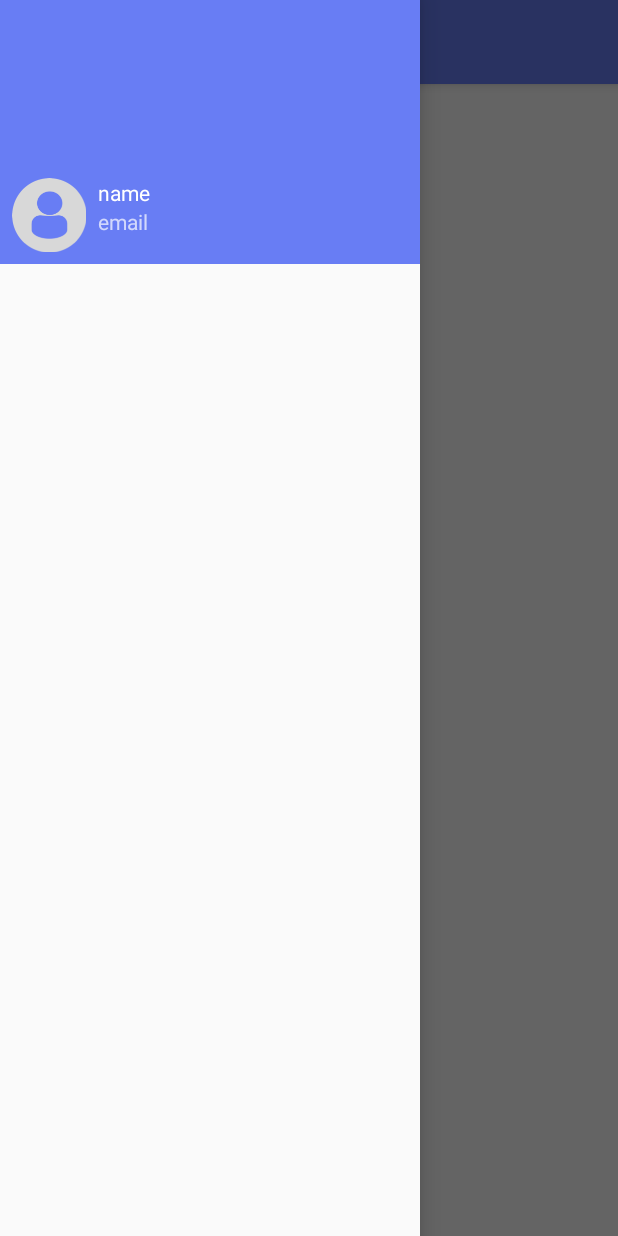
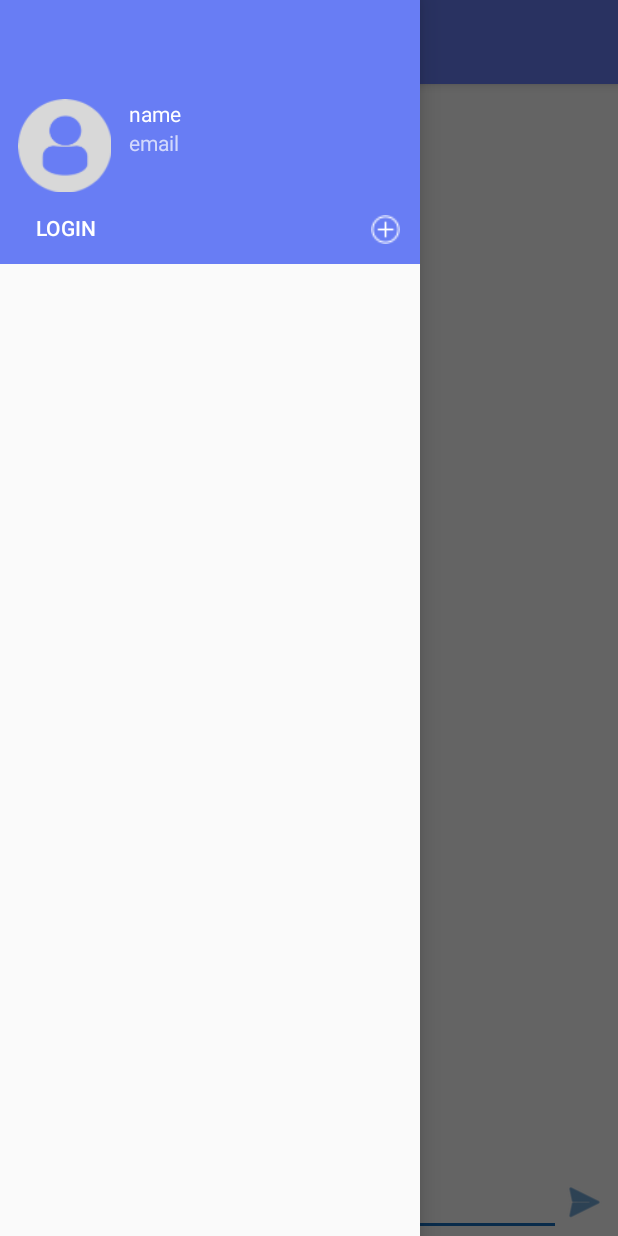
Before and after one commit to AlexChaplygin/Smack-Chat, an Android app: the screen it shows after launch (MainActivity), with the side drawer open, on a phone screen of 412 x 824 dp. Run offline under Robolectric (Android 15) with nearby library versions, the phone set to English and light mode, and no system bars; libraries missing offline, so code that uses them is left out: com.example.che.

Commit message:
Changes in header and content layouts

```diff
--- a/app/src/main/java/com/example/che/alex/smack/MainActivity.kt
+++ b/app/src/main/java/com/example/che/alex/smack/MainActivity.kt
@@ -8,6 +8,7 @@ import android.support.v7.app.ActionBarDrawerToggle
 import android.support.v7.app.AppCompatActivity
 import android.view.Menu
 import android.view.MenuItem
+import android.view.View
 import kotlinx.android.synthetic.main.activity_main.*
 import kotlinx.android.synthetic.main.app_bar_main.*
 
@@ -33,4 +34,15 @@ class MainActivity : AppCompatActivity() {
         }
     }
 
+    fun loginBtnHeaderClick(view: View) {
+
+    }
+
+    fun addChannelBtnClick(view: View) {
+
+    }
+
+    fun sendMessageBtnClick(view: View) {
+
+    }
 }
--- a/app/src/main/res/layout/content_main.xml
+++ b/app/src/main/res/layout/content_main.xml
@@ -9,12 +9,49 @@
     tools:showIn="@layout/app_bar_main">
 
     <TextView
-        android:layout_width="wrap_content"
+        android:id="@+id/mainChannelName"
+        android:layout_width="0dp"
         android:layout_height="wrap_content"
-        android:text="Hello World!"
-        app:layout_constraintBottom_toBottomOf="parent"
+        android:layout_marginTop="8dp"
+        android:text="Please Log In"
+        android:textAlignment="center"
         app:layout_constraintLeft_toLeftOf="parent"
         app:layout_constraintRight_toRightOf="parent"
         app:layout_constraintTop_toTopOf="parent" />
 
+    <EditText
+        android:id="@+id/messageTextField"
+        android:layout_width="0dp"
+        android:layout_height="wrap_content"
+        android:layout_marginStart="8dp"
+        android:ems="10"
+        android:hint="message:"
+        android:inputType="textMultiLine"
+        app:layout_constraintBottom_toBottomOf="parent"
+        app:layout_constraintEnd_toStartOf="@+id/sendMessageBtn"
+        app:layout_constraintStart_toStartOf="parent" />
+
+    <ImageButton
+        android:id="@+id/sendMessageBtn"
+        android:layout_width="30dp"
+        android:layout_height="30dp"
+        android:layout_marginBottom="8dp"
+        android:layout_marginEnd="8dp"
+        android:background="@android:color/transparent"
+        android:onClick="sendMessageBtnClick"
+        android:tint="@color/colorAccent"
+        app:layout_constraintBottom_toBottomOf="parent"
+        app:layout_constraintEnd_toEndOf="parent"
+        app:srcCompat="@android:drawable/ic_menu_send" />
+
+    <android.support.v7.widget.RecyclerView
+        android:id="@+id/messageListView"
+        android:layout_width="0dp"
+        android:layout_height="0dp"
+        android:layout_marginBottom="8dp"
+        app:layout_constraintBottom_toTopOf="@+id/messageTextField"
+        app:layout_constraintEnd_toEndOf="parent"
+        app:layout_constraintStart_toStartOf="parent"
+        app:layout_constraintTop_toBottomOf="@+id/mainChannelName" />
+
 </android.support.constraint.ConstraintLayout>
--- a/app/src/main/res/layout/nav_header_main.xml
+++ b/app/src/main/res/layout/nav_header_main.xml
@@ -11,35 +11,60 @@
     tools:layout_editor_absoluteY="81dp">
 
     <ImageView
-        android:id="@+id/imageView"
-        android:layout_width="wrap_content"
-        android:layout_height="wrap_content"
+        android:id="@+id/userImageHeader"
+        android:layout_width="70dp"
+        android:layout_height="70dp"
         android:layout_marginBottom="8dp"
         android:layout_marginStart="8dp"
         android:contentDescription="@string/nav_header_desc"
         android:paddingTop="@dimen/nav_header_vertical_spacing"
-        app:layout_constraintBottom_toBottomOf="parent"
+        app:layout_constraintBottom_toTopOf="@+id/loginButtonHeader"
         app:layout_constraintStart_toStartOf="parent"
         app:srcCompat="@drawable/profiledefault" />
 
     <TextView
-        android:id="@+id/textView2"
+        android:id="@+id/nameUserHeader"
         android:layout_width="wrap_content"
         android:layout_height="wrap_content"
         android:layout_marginStart="8dp"
         android:paddingTop="@dimen/nav_header_vertical_spacing"
         android:text="name"
         android:textAppearance="@style/TextAppearance.AppCompat.Body1"
-        app:layout_constraintStart_toEndOf="@+id/imageView"
-        app:layout_constraintTop_toTopOf="@+id/imageView" />
+        app:layout_constraintStart_toEndOf="@+id/userImageHeader"
+        app:layout_constraintTop_toTopOf="@+id/userImageHeader" />
 
     <TextView
-        android:id="@+id/textView"
+        android:id="@+id/emailTextHeader"
         android:layout_width="wrap_content"
         android:layout_height="wrap_content"
         android:layout_marginStart="8dp"
         android:text="email"
-        app:layout_constraintStart_toEndOf="@+id/imageView"
-        app:layout_constraintTop_toBottomOf="@+id/textView2" />
+        app:layout_constraintStart_toEndOf="@+id/userImageHeader"
+        app:layout_constraintTop_toBottomOf="@+id/nameUserHeader" />
+
+    <Button
+        android:id="@+id/loginButtonHeader"
+        android:layout_width="wrap_content"
+        android:layout_height="32dp"
+        android:layout_marginBottom="8dp"
+        android:background="@android:color/transparent"
+        android:onClick="loginBtnHeaderClick"
+        android:text="Login"
+        app:layout_constraintBottom_toBottomOf="parent"
+        app:layout_constraintStart_toStartOf="parent" />
+
+    <ImageButton
+        android:id="@+id/imageButton"
+        android:layout_width="30dp"
+        android:layout_height="30dp"
+        android:layout_marginBottom="8dp"
+        android:layout_marginEnd="8dp"
+        android:background="@android:color/transparent"
+        android:onClick="addChannelBtnClick"
+        android:padding="5dp"
+        android:scaleType="fitXY"
+        app:layout_constraintBottom_toBottomOf="parent"
+        app:layout_constraintEnd_toEndOf="parent"
+        app:srcCompat="@drawable/addchannelbutton" />
 
 </android.support.constraint.ConstraintLayout>
```
